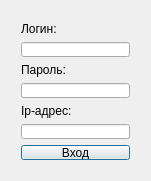
The window that Dialog_Out/mainwindow.ui (MaximLitov/531) describes before a commit, drawn with Qt 5.
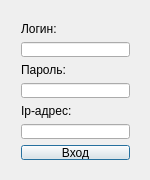
The same window after the commit.

Diff of the .ui file:
```diff
--- a/Dialog_Out/mainwindow.ui
+++ b/Dialog_Out/mainwindow.ui
@@ -6,15 +6,27 @@
    <rect>
     <x>0</x>
     <y>0</y>
-    <width>151</width>
-    <height>181</height>
+    <width>150</width>
+    <height>180</height>
    </rect>
   </property>
+  <property name="minimumSize">
+   <size>
+    <width>150</width>
+    <height>180</height>
+   </size>
+  </property>
+  <property name="maximumSize">
+   <size>
+    <width>150</width>
+    <height>180</height>
+   </size>
+  </property>
   <property name="windowTitle">
    <string>Авторизация</string>
   </property>
   <widget class="QWidget" name="centralWidget">
-   <widget class="QWidget" name="">
+   <widget class="QWidget" name="layoutWidget">
     <property name="geometry">
      <rect>
       <x>10</x>
```
Left out of the diff: 3 changed lines with no effect on the pictures.
